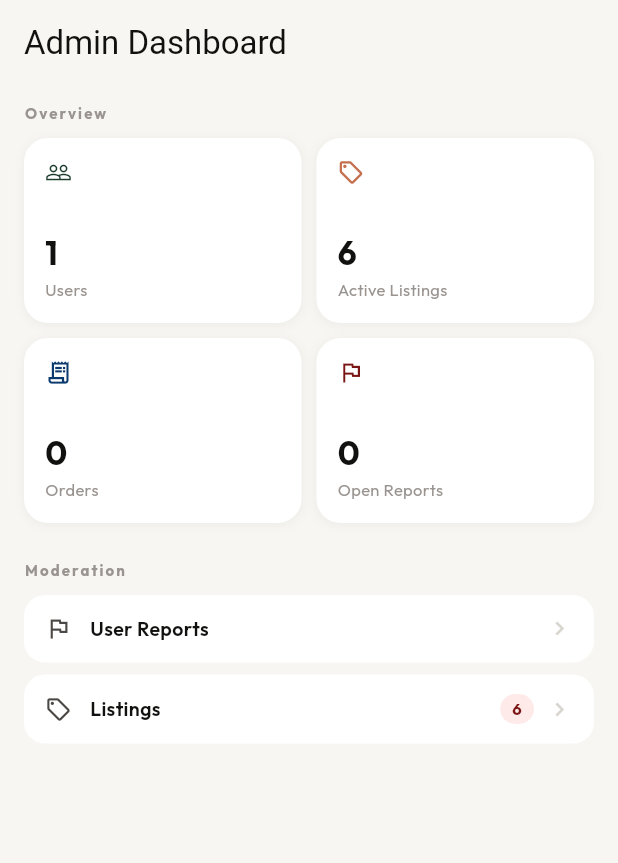
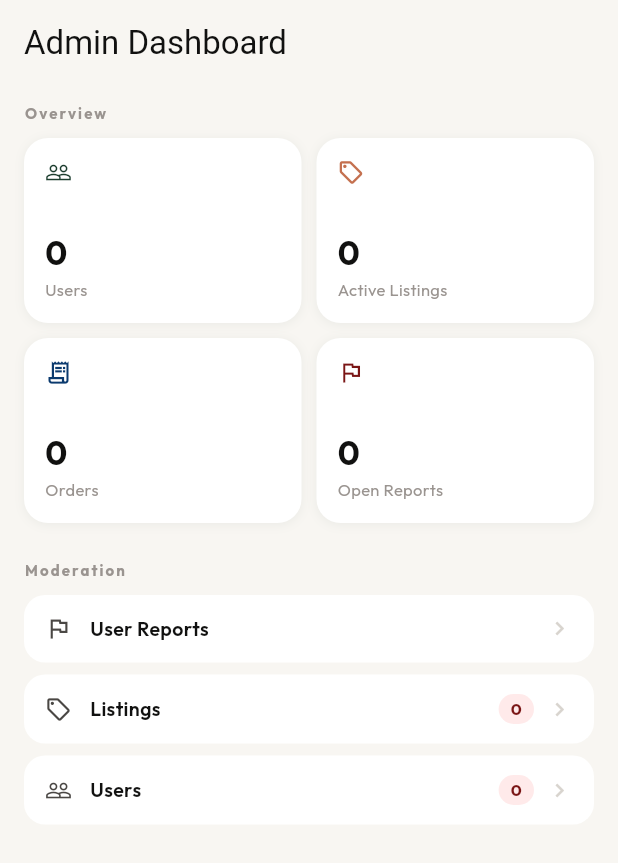
Before and after one commit to fahad2bhatti/dobara, a Flutter app: the AdminDashboardScreen screen opened by its route, on a phone screen of 412 x 824 dp. Shown: the top 863 px of the screen. Run offline on Flutter 3.47's test engine with Material 3 defaults, Android fonts, the light colour scheme and no system bars; our stand-ins replace cached_network_image, cloud_firestore, firebase_auth, firebase_core, flutter_riverpod, go_router and 2 more; accounts and stored records are empty; network calls fail; Roboto replaces fonts that are missing (Instrument Serif).

Commit message:
Phase 12: admin users/listings management (ban/unban, real Firestore listings moderation, real delete)

```diff
--- a/lib/core/router/app_router.dart
+++ b/lib/core/router/app_router.dart
@@ -24,6 +24,7 @@ import '../../features/admin/presentation/screens/reports_screen.dart';
 import '../../shared/models/product_model.dart';
 import '../../shared/models/order_model.dart';
 import 'app_shell_scaffold.dart';
+import '../../features/admin/presentation/screens/users_list_screen.dart';
 
 /// Routes that require a signed-in user. Home, Explore, and Wishlist
 /// stay open to guest browsing per product decision.
@@ -152,6 +153,10 @@ final routerProvider = Provider<GoRouter>((ref) {
             path: 'reports',
             builder: (context, state) => const ReportsScreen(),
           ),
+          GoRoute(                                                    // ADD
+            path: 'users',                                            // ADD
+            builder: (context, state) => const UsersListScreen(),      // ADD
+          ),
         ],
       ),
 
--- /dev/null
+++ b/lib/features/admin/data/users_repository.dart
@@ -0,0 +1,20 @@
+import 'package:cloud_firestore/cloud_firestore.dart';
+import '../../../shared/models/user_profile_model.dart';
+
+class UsersRepository {
+  final _db = FirebaseFirestore.instance;
+
+  CollectionReference<Map<String, dynamic>> get _users =>
+      _db.collection('users');
+
+  Stream<List<UserProfile>> watchUsers() {
+    return _users
+        .orderBy('name')
+        .snapshots()
+        .map((snap) => snap.docs.map(UserProfile.fromDoc).toList());
+  }
+
+  Future<void> setBanned(String uid, bool banned) {
+    return _users.doc(uid).update({'isBanned': banned});
+  }
+}
--- /dev/null
+++ b/lib/features/admin/domain/users_provider.dart
@@ -0,0 +1,25 @@
+import 'package:flutter_riverpod/flutter_riverpod.dart';
+import '../../../shared/models/user_profile_model.dart';
+import '../data/users_repository.dart';
+import '../../auth/domain/auth_provider.dart';
+
+final usersRepositoryProvider =
+Provider<UsersRepository>((ref) => UsersRepository());
+
+final usersStreamProvider = StreamProvider<List<UserProfile>>((ref) {
+  final user = ref.watch(currentUserProvider);
+  if (user == null) return Stream.value(const []);
+  return ref.watch(usersRepositoryProvider).watchUsers();
+});
+
+class UsersActions extends Notifier<void> {
+  @override
+  void build() {}
+
+  Future<void> setBanned(String uid, bool banned) {
+    return ref.read(usersRepositoryProvider).setBanned(uid, banned);
+  }
+}
+
+final usersActionsProvider =
+NotifierProvider<UsersActions, void>(UsersActions.new);
--- a/lib/features/admin/presentation/screens/admin_dashboard_screen.dart
+++ b/lib/features/admin/presentation/screens/admin_dashboard_screen.dart
@@ -1,10 +1,11 @@
 import 'package:flutter/material.dart';
 import 'package:flutter_riverpod/flutter_riverpod.dart';
 import '../../../../core/theme/app_colors.dart';
-import '../../../home/data/mock_products.dart';
 import '../../../orders/domain/orders_provider.dart';
 import '../../domain/reports_provider.dart';
 import 'package:go_router/go_router.dart';
+import '../../domain/users_provider.dart';
+import '../../../listings/domain/listings_provider.dart';
 
 /// Admin dashboard — basic metrics + moderation entry points (Doc 5 §22).
 /// TODO Phase 10/11: gate this screen behind an admin role check once
@@ -17,6 +18,8 @@ class AdminDashboardScreen extends ConsumerWidget {
   Widget build(BuildContext context, WidgetRef ref) {
     final ordersAsync = ref.watch(ordersStreamProvider);
     final reports = ref.watch(reportsProvider);
+    final usersAsync = ref.watch(usersStreamProvider);
+    final listingsAsync = ref.watch(listingsStreamProvider);
 
     return Scaffold(
       backgroundColor: AppColors.background,
@@ -45,9 +48,10 @@ class AdminDashboardScreen extends ConsumerWidget {
                 crossAxisSpacing: 10,
                 childAspectRatio: 1.5,
                 children: [
-                  _metricCard('Users', '1', Icons.people_outline,
-                      AppColors.primary),
-                  _metricCard('Active Listings', '${mockProducts.length}',
+                  _metricCard('Users', '${usersAsync.asData?.value.length ?? 0}',
+                      Icons.people_outline, AppColors.primary),
+                  _metricCard('Active Listings',
+                      '${listingsAsync.asData?.value.length ?? 0}',
                       Icons.local_offer_outlined, AppColors.accent),
                   _metricCard('Orders', '${ordersAsync.asData?.value.length ?? 0}',
                       Icons.receipt_long_outlined, const Color(0xFF0B3A6E)),
@@ -78,9 +82,18 @@ class AdminDashboardScreen extends ConsumerWidget {
                 context,
                 icon: Icons.local_offer_outlined,
                 label: 'Listings',
-                trailing: '${mockProducts.length}',
+                trailing: '${listingsAsync.asData?.value.length ?? 0}',
                 onTap: () => context.push('/admin/listings'),
               ),
+
+              const SizedBox(height: 8),                          // ADD
+              _menuRow(                                            // ADD
+                context,                                            // ADD
+                icon: Icons.people_outline,                         // ADD
+                label: 'Users',                                     // ADD
+                trailing: '${usersAsync.asData?.value.length ?? 0}', // ADD
+                onTap: () => context.push('/admin/users'),           // ADD
+              ),                                                    // ADD
             ],
           ),
         ),
--- a/lib/shared/models/user_profile_model.dart
+++ b/lib/shared/models/user_profile_model.dart
@@ -9,6 +9,7 @@ class UserProfile {
   final int completedSales;
   final String avatarUrl;
   final String city;
+  final bool isBanned;
 
   const UserProfile({
     required this.id,
@@ -19,6 +20,7 @@ class UserProfile {
     required this.completedSales,
     required this.avatarUrl,
     required this.city,
+    this.isBanned = false,
   });
 
   factory UserProfile.fromDoc(DocumentSnapshot<Map<String, dynamic>> doc) {
@@ -32,6 +34,7 @@ class UserProfile {
       completedSales: (map['completedSales'] as num?)?.toInt() ?? 0,
       avatarUrl: map['avatarUrl'] ?? '',
       city: map['city'] ?? 'Lahore',
+      isBanned: map['isBanned'] as bool? ?? false,
     );
   }
 }
```
Also changed, not shown: lib/features/admin/presentation/screens/listings_moderation_screen.dart (+66 -31 lines), lib/features/admin/presentation/screens/users_list_screen.dart (added, +162 -0 lines), lib/features/listings/domain/listings_provider.dart (+16 -0 lines).
